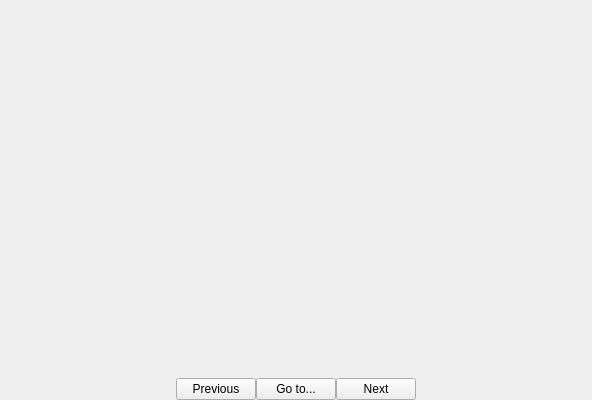
Above: interlinearchunkeditor.ui from adamb924/Gloss before the change. Below: the same form after it.
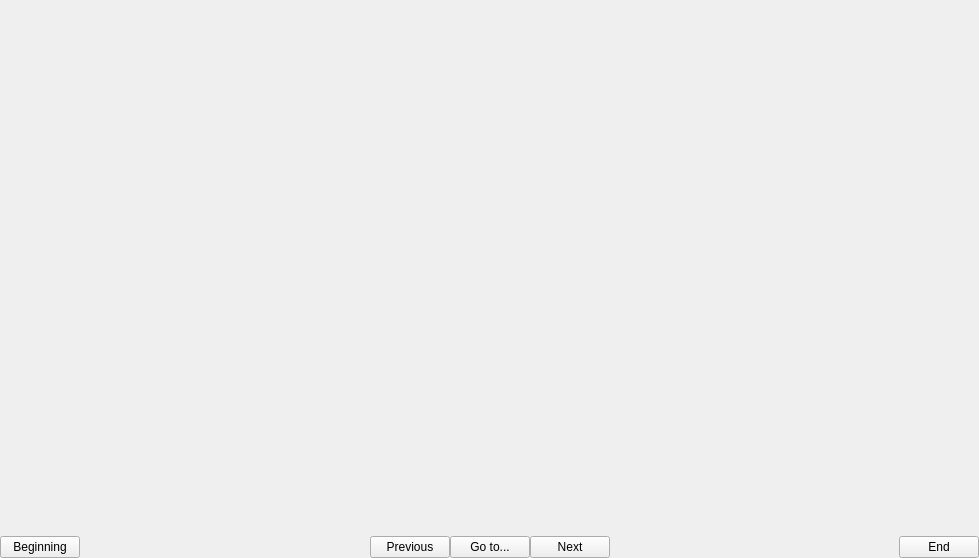
That is the form after the change.

Commit message: "Beginning" and "End" buttons for navigation

Diff of the .ui file:
```diff
--- a/interlinearchunkeditor.ui
+++ b/interlinearchunkeditor.ui
@@ -6,8 +6,8 @@
    <rect>
     <x>0</x>
     <y>0</y>
-    <width>592</width>
-    <height>400</height>
+    <width>979</width>
+    <height>558</height>
    </rect>
   </property>
   <property name="windowTitle">
@@ -38,6 +38,13 @@
    </item>
    <item>
     <layout class="QHBoxLayout" name="buttonLayout">
+     <item>
+      <widget class="QPushButton" name="beginningButton">
+       <property name="text">
+        <string>Beginning</string>
+       </property>
+      </widget>
+     </item>
      <item>
       <spacer name="horizontalSpacer">
        <property name="orientation">
@@ -85,6 +92,13 @@
        </property>
       </spacer>
      </item>
+     <item>
+      <widget class="QPushButton" name="endButton">
+       <property name="text">
+        <string>End</string>
+       </property>
+      </widget>
+     </item>
     </layout>
    </item>
   </layout>
```
The commit also changes 2 other files.
